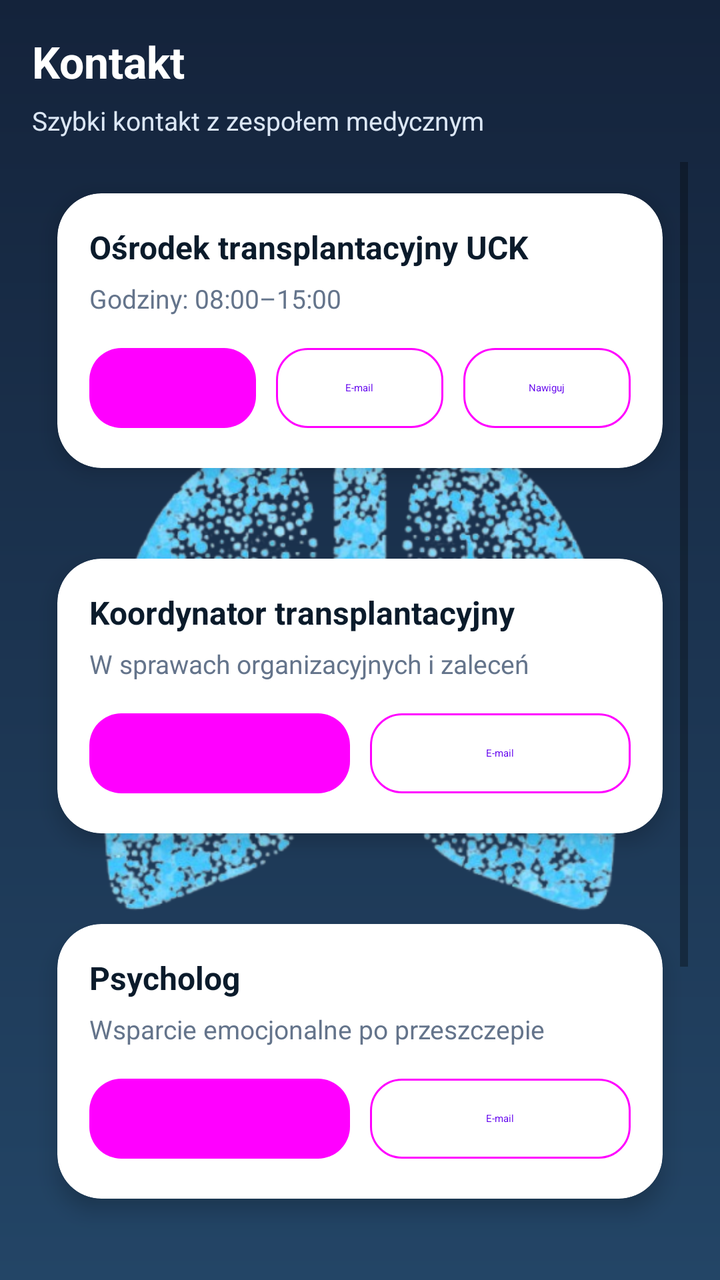
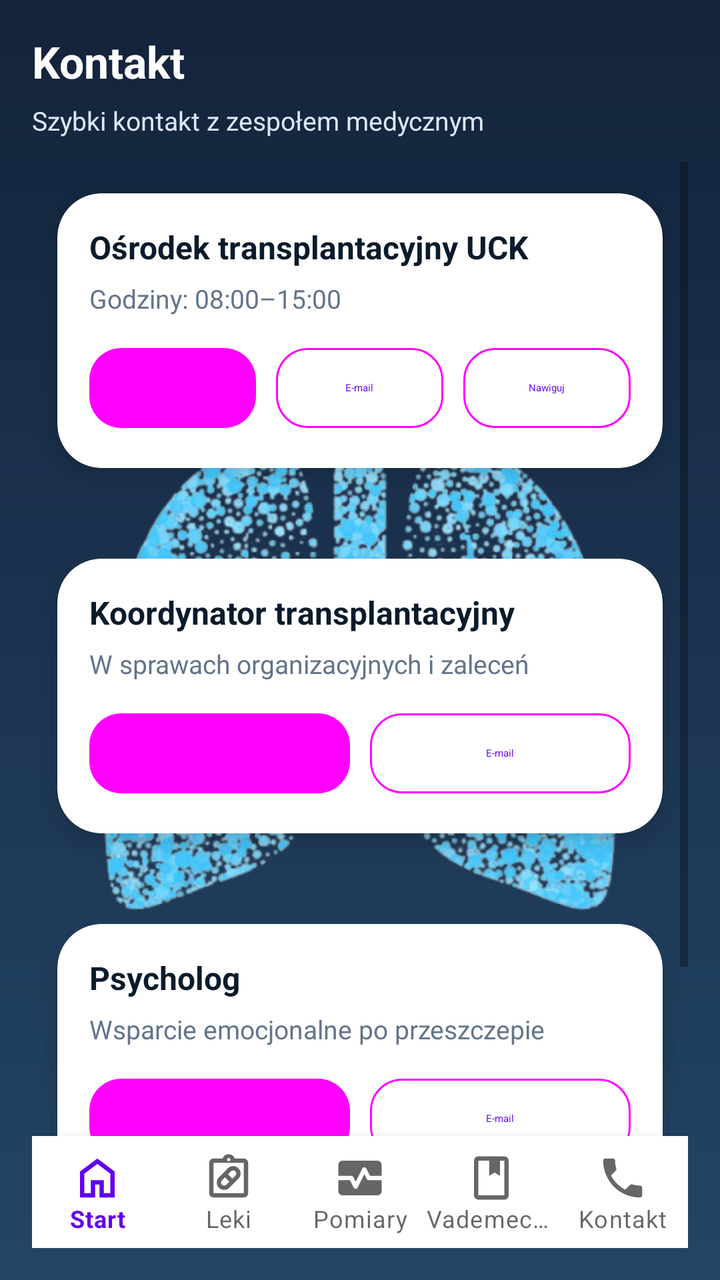

Before-and-after screenshots of an Android layout around one commit, followed by the original layout XML and the change that was made.
<!-- AndroidManifest.xml: application theme Theme.MyApplication -->
<!-- res/layout/activity_contact.xml -->
<?xml version="1.0" encoding="utf-8"?>
<androidx.constraintlayout.widget.ConstraintLayout
    xmlns:android="http://schemas.android.com/apk/res/android"
    xmlns:app="http://schemas.android.com/apk/res-auto"
    android:layout_width="match_parent"
    android:layout_height="match_parent"
    android:background="@drawable/gradient_bg"
    android:padding="16dp">
    <ImageView
        android:id="@+id/lungsImage"
        android:layout_width="match_parent"
        android:layout_height="match_parent"
        android:adjustViewBounds="true"
        android:contentDescription="@string/lungs"
        android:scaleType="fitCenter"
        android:src="@drawable/lungs" />
    <TextView
        android:id="@+id/tvTitle"
        android:layout_width="0dp"
        android:layout_height="wrap_content"
        android:text="Kontakt"
        android:textColor="@android:color/white"
        android:textSize="22sp"
        android:textStyle="bold"
        app:layout_constraintTop_toTopOf="parent"
        app:layout_constraintStart_toStartOf="parent"
        app:layout_constraintEnd_toEndOf="parent"/>

    <TextView
        android:id="@+id/tvSubtitle"
        android:layout_width="0dp"
        android:layout_height="wrap_content"
        android:layout_marginTop="6dp"
        android:text="Szybki kontakt z zespołem medycznym"
        android:textColor="#DCE7F5"
        android:textSize="13sp"
        app:layout_constraintTop_toBottomOf="@id/tvTitle"
        app:layout_constraintStart_toStartOf="parent"
        app:layout_constraintEnd_toEndOf="parent"/>

    <ScrollView
        android:layout_width="0dp"
        android:layout_height="0dp"
        android:layout_marginTop="12dp"
        app:layout_constraintTop_toBottomOf="@id/tvSubtitle"
        app:layout_constraintBottom_toBottomOf="parent"
        app:layout_constraintStart_toStartOf="parent"
        app:layout_constraintEnd_toEndOf="parent">

        <LinearLayout
            android:layout_width="match_parent"
            android:layout_height="wrap_content"
            android:orientation="vertical"
            android:paddingBottom="12dp">

            
            <com.google.android.material.card.MaterialCardView
                android:id="@+id/cardUck"
                android:layout_width="match_parent"
                android:layout_height="wrap_content"
                app:cardCornerRadius="22dp"
                app:cardElevation="6dp"
                app:cardUseCompatPadding="true">

                <LinearLayout
                    android:layout_width="match_parent"
                    android:layout_height="wrap_content"
                    android:orientation="vertical"
                    android:padding="16dp">

                    <TextView
                        android:id="@+id/tvUckName"
                        android:layout_width="wrap_content"
                        android:layout_height="wrap_content"
                        android:text="Ośrodek transplantacyjny UCK"
                        android:textSize="16sp"
                        android:textStyle="bold"
                        android:textColor="#0B1B2B"/>

                    <TextView
                        android:id="@+id/tvUckInfo"
                        android:layout_width="wrap_content"
                        android:layout_height="wrap_content"
                        android:layout_marginTop="6dp"
                        android:text="Godziny: 08:00–15:00"
                        android:textSize="13sp"
                        android:textColor="#64748B"/>

                    <LinearLayout
                        android:layout_width="match_parent"
                        android:layout_height="wrap_content"
                        android:layout_marginTop="12dp"
                        android:orientation="horizontal">

                        <com.google.android.material.button.MaterialButton
                            android:id="@+id/btnUckCall"
                            style="@style/Widget.Material3.Button.TonalButton"
                            android:layout_width="0dp"
                            android:layout_height="48dp"
                            android:layout_weight="1"
                            android:text="Zadzwoń"
                            app:cornerRadius="16dp"/>

                        <com.google.android.material.button.MaterialButton
                            android:id="@+id/btnUckMail"
                            style="@style/Widget.Material3.Button.OutlinedButton"
                            android:layout_width="0dp"
                            android:layout_height="48dp"
                            android:layout_marginStart="10dp"
                            android:layout_weight="1"
                            android:text="E-mail"
                            app:cornerRadius="16dp"/>

                        <com.google.android.material.button.MaterialButton
                            android:id="@+id/btnUckMap"
                            style="@style/Widget.Material3.Button.OutlinedButton"
                            android:layout_width="0dp"
                            android:layout_height="48dp"
                            android:layout_marginStart="10dp"
                            android:layout_weight="1"
                            android:text="Nawiguj"
                            app:cornerRadius="16dp"/>
                    </LinearLayout>
                </LinearLayout>
            </com.google.android.material.card.MaterialCardView>

            
            <com.google.android.material.card.MaterialCardView
                android:id="@+id/cardCoordinator"
                android:layout_width="match_parent"
                android:layout_height="wrap_content"
                android:layout_marginTop="14dp"
                app:cardCornerRadius="22dp"
                app:cardElevation="6dp"
                app:cardUseCompatPadding="true">

                <LinearLayout
                    android:layout_width="match_parent"
                    android:layout_height="wrap_content"
                    android:orientation="vertical"
                    android:padding="16dp">

                    <TextView
                        android:layout_width="wrap_content"
                        android:layout_height="wrap_content"
                        android:text="Koordynator transplantacyjny"
                        android:textSize="16sp"
                        android:textStyle="bold"
                        android:textColor="#0B1B2B"/>

                    <TextView
                        android:layout_width="wrap_content"
                        android:layout_height="wrap_content"
                        android:layout_marginTop="6dp"
                        android:text="W sprawach organizacyjnych i zaleceń"
                        android:textSize="13sp"
                        android:textColor="#64748B"/>

                    <LinearLayout
                        android:layout_width="match_parent"
                        android:layout_height="wrap_content"
                        android:layout_marginTop="12dp"
                        android:orientation="horizontal">

                        <com.google.android.material.button.MaterialButton
                            android:id="@+id/btnCoordCall"
                            style="@style/Widget.Material3.Button.TonalButton"
                            android:layout_width="0dp"
                            android:layout_height="48dp"
                            android:layout_weight="1"
                            android:text="Zadzwoń"
                            app:cornerRadius="16dp"/>

                        <com.google.android.material.button.MaterialButton
                            android:id="@+id/btnCoordMail"
                            style="@style/Widget.Material3.Button.OutlinedButton"
                            android:layout_width="0dp"
                            android:layout_height="48dp"
                            android:layout_marginStart="10dp"
                            android:layout_weight="1"
                            android:text="E-mail"
                            app:cornerRadius="16dp"/>
                    </LinearLayout>
                </LinearLayout>
            </com.google.android.material.card.MaterialCardView>

            
            <com.google.android.material.card.MaterialCardView
                android:id="@+id/cardPsych"
                android:layout_width="match_parent"
                android:layout_height="wrap_content"
                android:layout_marginTop="14dp"
                app:cardCornerRadius="22dp"
                app:cardElevation="6dp"
                app:cardUseCompatPadding="true">

                <LinearLayout
                    android:layout_width="match_parent"
                    android:layout_height="wrap_content"
                    android:orientation="vertical"
                    android:padding="16dp">

                    <TextView
                        android:layout_width="wrap_content"
                        android:layout_height="wrap_content"
                        android:text="Psycholog"
                        android:textSize="16sp"
                        android:textStyle="bold"
                        android:textColor="#0B1B2B"/>

                    <TextView
                        android:layout_width="wrap_content"
                        android:layout_height="wrap_content"
                        android:layout_marginTop="6dp"
                        android:text="Wsparcie emocjonalne po przeszczepie"
                        android:textSize="13sp"
                        android:textColor="#64748B"/>

                    <LinearLayout
                        android:layout_width="match_parent"
                        android:layout_height="wrap_content"
                        android:layout_marginTop="12dp"
                        android:orientation="horizontal">

                        <com.google.android.material.button.MaterialButton
                            android:id="@+id/btnPsychCall"
                            style="@style/Widget.Material3.Button.TonalButton"
                            android:layout_width="0dp"
                            android:layout_height="48dp"
                            android:layout_weight="1"
                            android:text="Zadzwoń"
                            app:cornerRadius="16dp"/>

                        <com.google.android.material.button.MaterialButton
                            android:id="@+id/btnPsychMail"
                            style="@style/Widget.Material3.Button.OutlinedButton"
                            android:layout_width="0dp"
                            android:layout_height="48dp"
                            android:layout_marginStart="10dp"
                            android:layout_weight="1"
                            android:text="E-mail"
                            app:cornerRadius="16dp"/>
                    </LinearLayout>
                </LinearLayout>
            </com.google.android.material.card.MaterialCardView>

            
            <com.google.android.material.card.MaterialCardView
                android:id="@+id/cardUrgent"
                android:layout_width="match_parent"
                android:layout_height="wrap_content"
                android:layout_marginTop="14dp"
                app:cardCornerRadius="22dp"
                app:cardElevation="6dp"
                app:cardUseCompatPadding="true">

                <LinearLayout
                    android:layout_width="match_parent"
                    android:layout_height="wrap_content"
                    android:orientation="vertical"
                    android:padding="16dp">

                    <TextView
                        android:layout_width="wrap_content"
                        android:layout_height="wrap_content"
                        android:text="Pilny kontakt (dyżur)"
                        android:textSize="16sp"
                        android:textStyle="bold"
                        android:textColor="#7F1D1D"/>

                    <TextView
                        android:layout_width="wrap_content"
                        android:layout_height="wrap_content"
                        android:layout_marginTop="6dp"
                        android:text="W razie gwałtownego pogorszenia stanu"
                        android:textSize="13sp"
                        android:textColor="#64748B"/>

                    <com.google.android.material.button.MaterialButton
                        android:id="@+id/btnUrgentCall"
                        android:layout_width="match_parent"
                        android:layout_height="52dp"
                        android:layout_marginTop="12dp"
                        android:text="Zadzwoń teraz"
                        app:cornerRadius="18dp"/>
                </LinearLayout>
            </com.google.android.material.card.MaterialCardView>

        </LinearLayout>
    </ScrollView>

</androidx.constraintlayout.widget.ConstraintLayout>
<!-- resources referenced by this layout -->
<resources>
  <!-- drawable gradient_bg (drawable) -->
  <?xml version="1.0" encoding="utf-8"?>
  <shape xmlns:android="http://schemas.android.com/apk/res/android"
      android:shape="rectangle">
  
      <gradient
          android:startColor="#14233B"
          android:endColor="#234566"
          android:angle="270" />
  </shape>
  <!-- drawable lungs: png bitmap (drawable, 315991 bytes) -->
  <string name="lungs">Obraz płuc</string>
  <style name="Theme.MyApplication" parent="Theme.MaterialComponents.DayNight.DarkActionBar">
          
          <item name="colorPrimary">@color/purple_500</item>
          <item name="colorPrimaryVariant">@color/purple_700</item>
          <item name="colorOnPrimary">@color/white</item>
          
          <item name="colorSecondary">@color/teal_200</item>
          <item name="colorSecondaryVariant">@color/teal_700</item>
          <item name="colorOnSecondary">@color/black</item>
          
          <item name="android:statusBarColor">?attr/colorPrimaryVariant</item>
          
      </style>
  <color name="purple_500">#FF6200EE</color>
  <color name="purple_700">#FF3700B3</color>
  <color name="white">#FFFFFFFF</color>
  <color name="teal_200">#FF03DAC5</color>
  <color name="teal_700">#FF018786</color>
  <color name="black">#FF000000</color>
</resources>

<!-- the commit's change to res/layout/activity_contact.xml (unified diff, before → after) -->
@@ -289,4 +289,17 @@
         </LinearLayout>
     </ScrollView>
 
+    <com.google.android.material.bottomnavigation.BottomNavigationView
+        android:id="@+id/bottom_nav"
+        android:layout_width="0dp"
+        android:layout_height="wrap_content"
+        android:background="@android:color/white"
+        app:menu="@menu/bottom_nav_menu"
+        app:labelVisibilityMode="labeled"
+        app:itemIconSize="26dp"
+        app:layout_constraintBottom_toBottomOf="parent"
+        app:layout_constraintStart_toStartOf="parent"
+        app:layout_constraintEnd_toEndOf="parent"/>
+
+
 </androidx.constraintlayout.widget.ConstraintLayout>
